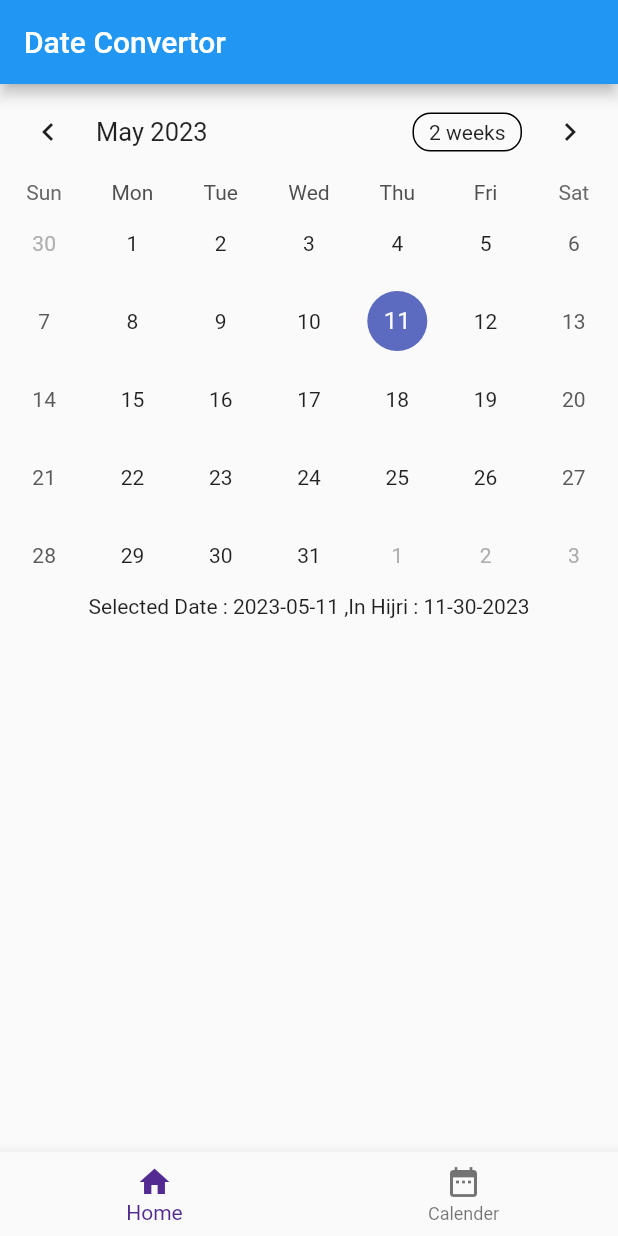
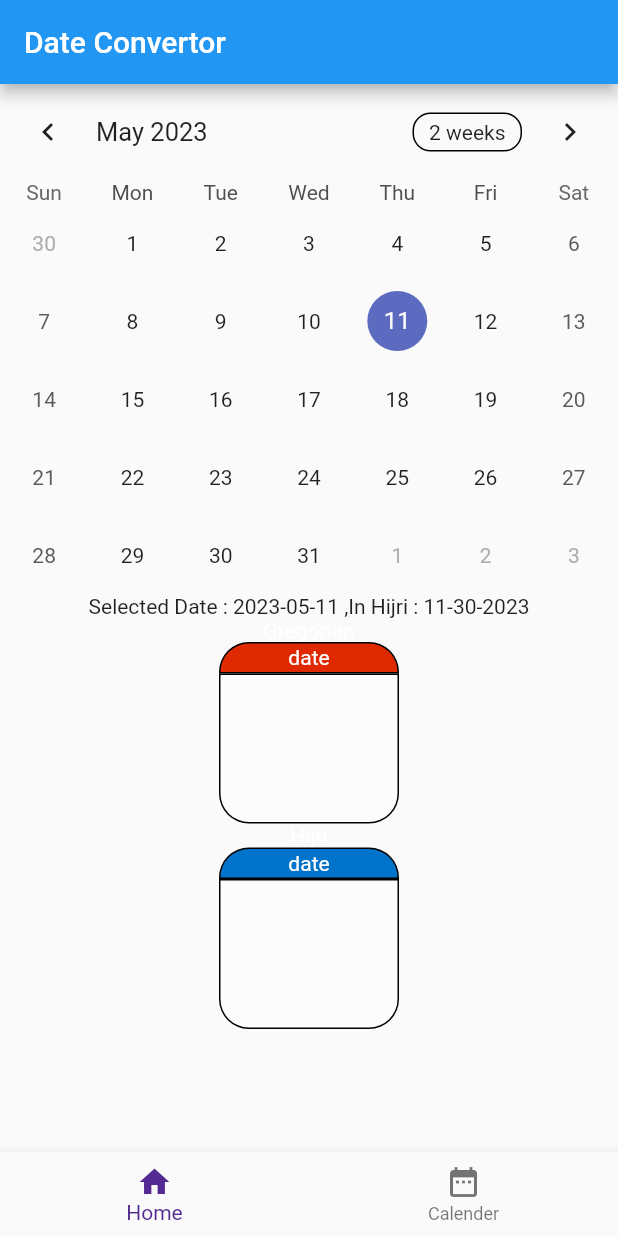
Before and after one commit to Nizar-Sweiss/Gregorian-Date-Converter, a Flutter app: the screen it shows after launch, on a phone screen of 412 x 824 dp. Run offline on Flutter 3.47's test engine with Material 2 defaults, Android fonts, the phone set to English and light mode, and no system bars; drawn by our look-alikes of table_calendar.

Commit message:
feat: blueprint for the Date displayer added

```diff
--- a/app/lib/Presentation/Pages/main_screen.dart
+++ b/app/lib/Presentation/Pages/main_screen.dart
@@ -31,7 +31,12 @@ class _MainScreenState extends State<MainScreen> {
           child: widgetOptions.elementAt(_selectedIndex),
         ),
       ),
-      bottomNavigationBar: BottomNavigationBar(
+      bottomNavigationBar: buildBottomNavigationBar(),
+    );
+  }
+
+  BottomNavigationBar buildBottomNavigationBar() {
+    return BottomNavigationBar(
       items: const <BottomNavigationBarItem>[
         BottomNavigationBarItem(
           icon: Icon(Icons.home),
@@ -45,7 +50,6 @@ class _MainScreenState extends State<MainScreen> {
       currentIndex: _selectedIndex,
       selectedItemColor: const Color.fromARGB(255, 82, 42, 145),
       onTap: _onItemTapped,
-      ),
     );
   }
 }
--- /dev/null
+++ b/app/lib/Presentation/Widgets/date_displayer.dart
@@ -0,0 +1,50 @@
+import 'package:flutter/material.dart';
+
+class buildDateDisplayer extends StatelessWidget {
+  final bool isGregorianColor;
+  final String date;
+
+  buildDateDisplayer(
+      {super.key, required this.isGregorianColor, required this.date});
+
+  @override
+  Widget build(BuildContext context) {
+    return Column(
+      mainAxisSize: MainAxisSize.max,
+      children: [
+        Text(
+          isGregorianColor ? "Gregorian" : "Hijri",
+          style: TextStyle(color: Colors.white),
+        ),
+        Container(
+          width: 120,
+          height: 21,
+          decoration: BoxDecoration(
+              color: isGregorianColor
+                  ? Color.fromARGB(255, 223, 41, 0)
+                  : Color.fromARGB(255, 0, 115, 202),
+              borderRadius: const BorderRadius.only(
+                  topLeft: Radius.circular(20), topRight: Radius.circular(20)),
+              border: Border.all(color: Colors.black)),
+          child: Center(
+            child: Text(
+              date,
+              style: TextStyle(color: Colors.white),
+            ),
+          ),
+        ),
+        Container(
+          width: 120,
+          height: 100,
+          decoration: BoxDecoration(
+            border: Border.all(color: Colors.black),
+            borderRadius: const BorderRadius.only(
+                bottomLeft: Radius.circular(20),
+                bottomRight: Radius.circular(20)),
+            color: Color.fromARGB(255, 252, 252, 252),
+          ),
+        ),
+      ],
+    );
+  }
+}
--- a/app/lib/Presentation/date_convertor_class.dart
+++ b/app/lib/Presentation/date_convertor_class.dart
@@ -1,4 +1,5 @@
 import 'dart:convert';
+import 'package:app/Presentation/Widgets/date_displayer.dart';
 import 'package:intl/intl.dart';
 import 'package:flutter/material.dart';
 import 'package:table_calendar/table_calendar.dart';
@@ -35,16 +36,22 @@ class _DateConvertorState extends State<DateConvertor> {
       ),
       body: Center(
           child: Column(children: [
-        TableCalendar(
-          selectedDayPredicate: (day) => isSameDay(day, today),
-          focusedDay: today,
-          firstDay: firstDay,
-          lastDay: lastDay,
-          onDaySelected: _onDaySelected,
-        ),
+        BuildTableCalendar(),
         Text(
             "Selected Date : ${today.toString().split(" ")[0]} ,In Hijri : $DateTest"),
+        buildDateDisplayer(isGregorianColor: true, date: "date"),
+        buildDateDisplayer(isGregorianColor: false, date: "date"),
       ])),
+    );
+  }
+
+  TableCalendar<dynamic> BuildTableCalendar() {
+    return TableCalendar(
+      selectedDayPredicate: (day) => isSameDay(day, today),
+      focusedDay: today,
+      firstDay: firstDay,
+      lastDay: lastDay,
+      onDaySelected: _onDaySelected,
     );
   }
 
```
Lines whose indentation alone changed are shown as unchanged.
